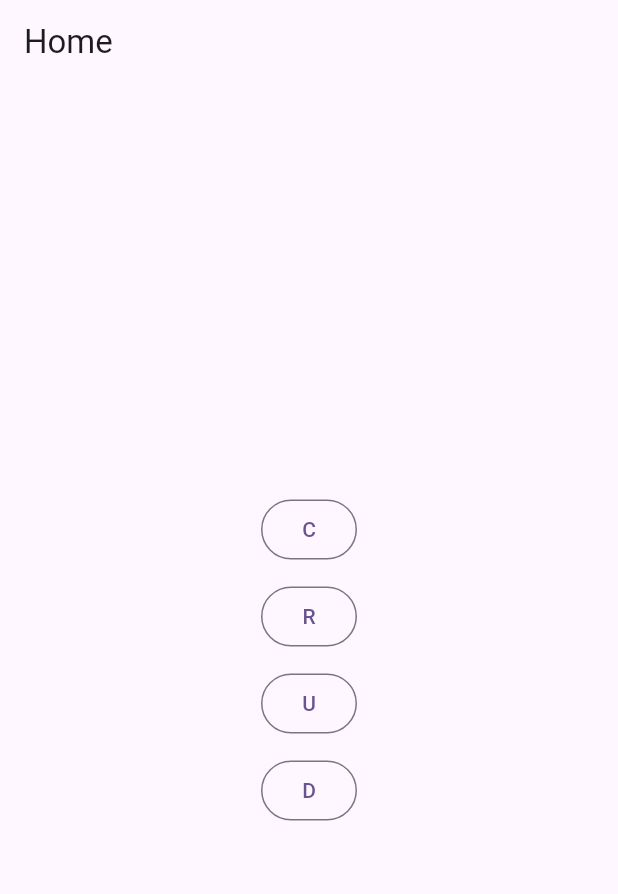
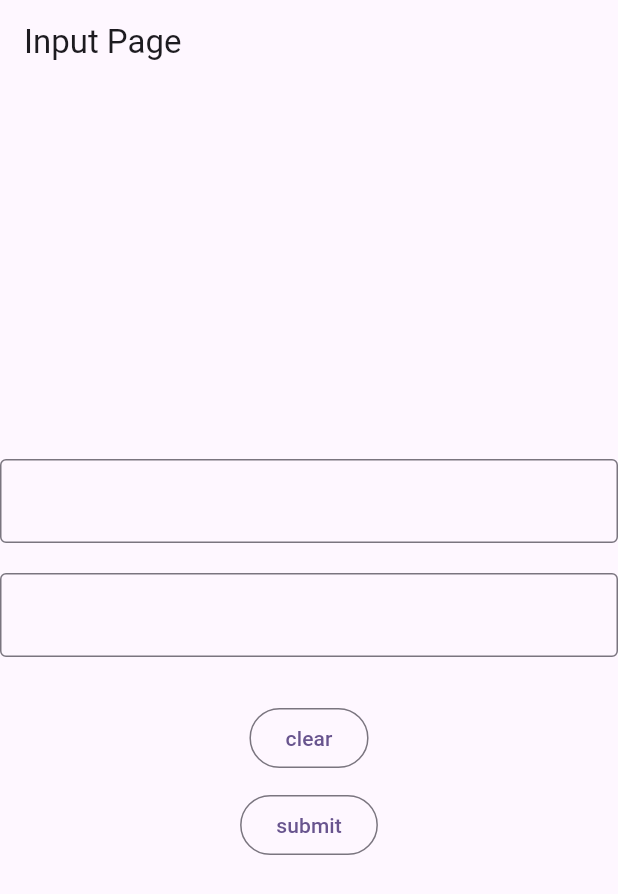
Before and after one commit to lunareraze/fs-practice, a Flutter app: the screen it shows after launch, on a phone screen of 412 x 824 dp. Shown: the top 894 px of the screen. Run offline on Flutter 3.47's test engine with Material 3 defaults, Android fonts, the phone set to English and light mode, and no system bars; our stand-ins replace cloud_firestore, firebase_core; accounts and stored records are empty.

Commit message:
feat: textfield, clear and submit ver one

```diff
--- a/lib/app/app.dart
+++ b/lib/app/app.dart
@@ -1,5 +1,5 @@
 import 'package:flutter/material.dart';
-import 'package:fs_practice/ui_screen/home.dart';
+import 'package:fs_practice/ui_screen/input.dart';
 
 class MyApp extends StatelessWidget {
   const MyApp({super.key});
@@ -14,7 +14,8 @@ class MyApp extends StatelessWidget {
       ),
       darkTheme: ThemeData.dark(),
       // home: const MyHomePage(title: 'Flutter Demo Home Page'),
-      home: const HomeList(),
+      // home: const HomeList(),
+      home: const PageInput(),
     );
   }
 }
--- a/lib/ui_screen/data.dart
+++ b/lib/ui_screen/data.dart
@@ -0,0 +1,6 @@
+import 'package:flutter/material.dart';
+
+class UsernameData {
+  final teFieldController1 = TextEditingController();
+  final teFieldController2 = TextEditingController();
+}
--- /dev/null
+++ b/lib/ui_screen/input.dart
@@ -0,0 +1,62 @@
+import 'package:flutter/material.dart';
+
+class PageInput extends StatefulWidget {
+  const PageInput({super.key});
+
+  @override
+  State<PageInput> createState() => _PageInputState();
+}
+
+class _PageInputState extends State<PageInput> {
+  final ctrl1 = TextEditingController();
+  final ctrl2 = TextEditingController();
+
+  @override
+  Widget build(BuildContext context) {
+    return Scaffold(
+      appBar: AppBar(
+        title: const Text('Input Page'),
+      ),
+      body: Center(
+        child: Column(
+          mainAxisAlignment: MainAxisAlignment.center,
+          children: [
+            TextField(
+              controller: ctrl1,
+              decoration: const InputDecoration(
+                border: OutlineInputBorder(),
+              ),
+            ),
+            const SizedBox(height: 20),
+            TextField(
+              controller: ctrl2,
+              decoration: const InputDecoration(
+                border: OutlineInputBorder(),
+              ),
+            ),
+            const SizedBox(height: 30),
+            OutlinedButton(
+              onPressed: () {
+                ctrl1.clear();
+                ctrl2.clear();
+              },
+              child: const Text('clear'),
+            ),
+            const SizedBox(height: 10),
+            OutlinedButton(
+              onPressed: () {
+                var a = ctrl1.text;
+                var b = int.parse(ctrl2.text);
+                debugPrint(a);
+                debugPrint(a.runtimeType.toString());
+                debugPrint(b.toString());
+                debugPrint(b.runtimeType.toString());
+              },
+              child: const Text('submit'),
+            ),
+          ],
+        ),
+      ),
+    );
+  }
+}
```
